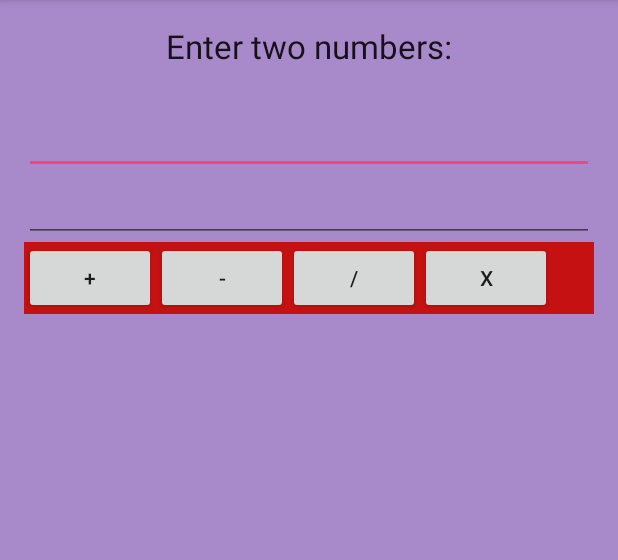
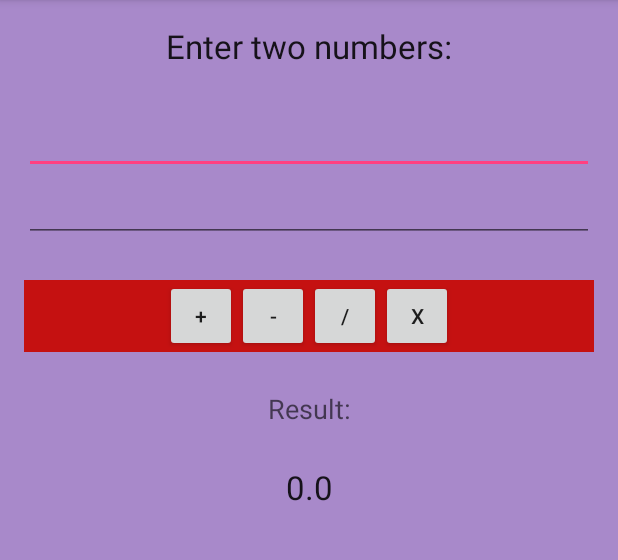
Before and after one commit to morganlutz/android-practice, an Android app: the screen it shows after launch (MainActivity), on a phone screen of 412 x 824 dp, the part 84-644 px from its top. Run offline under Robolectric (Android 15) with nearby library versions, the phone set to English and light mode, and no system bars.

Commit message:
finalize basic layout

```diff
--- a/Calculator/app/src/main/res/layout/content_main.xml
+++ b/Calculator/app/src/main/res/layout/content_main.xml
@@ -1,71 +1,103 @@
 <?xml version="1.0" encoding="utf-8"?>
 <LinearLayout xmlns:android="http://schemas.android.com/apk/res/android"
+    xmlns:app="http://schemas.android.com/apk/res-auto"
     xmlns:tools="http://schemas.android.com/tools"
-    xmlns:app="http://schemas.android.com/apk/res-auto" android:layout_width="match_parent"
-    android:layout_height="match_parent" android:paddingLeft="@dimen/activity_horizontal_margin"
+    android:layout_width="match_parent"
+    android:layout_height="match_parent"
+    android:background="#a889ca"
+    android:orientation="vertical"
+    android:paddingBottom="@dimen/activity_vertical_margin"
+    android:paddingLeft="@dimen/activity_horizontal_margin"
     android:paddingRight="@dimen/activity_horizontal_margin"
     android:paddingTop="@dimen/activity_vertical_margin"
-    android:paddingBottom="@dimen/activity_vertical_margin"
     app:layout_behavior="@string/appbar_scrolling_view_behavior"
-    tools:showIn="@layout/activity_main" tools:context=".MainActivity"
-    android:background="#a889ca"
-    android:orientation="vertical">
+    tools:context=".MainActivity"
+    tools:showIn="@layout/activity_main">
 
 
     <TextView
+        android:id="@+id/textView"
         android:layout_width="match_parent"
         android:layout_height="wrap_content"
-        android:textAppearance="?android:attr/textAppearanceLarge"
-        android:text="Enter two numbers:"
         android:gravity="center"
-        android:id="@+id/textView" />
+        android:text="@string/help_instructions"
+        android:textAppearance="?android:attr/textAppearanceLarge" />
 
     <EditText
-        android:layout_width="match_parent"
-        android:layout_height="wrap_content"
-        android:inputType="numberDecimal"
-        android:ems="10"
         android:id="@+id/editText"
-        android:layout_gravity="center_horizontal"
-        android:layout_marginTop="25dp" />
-
-    <EditText
-        android:layout_width="match_parent"
-        android:layout_height="wrap_content"
-        android:inputType="numberDecimal"
-        android:ems="10"
-        android:id="@+id/editText2"
-        android:layout_gravity="center_horizontal" />
-
-    <LinearLayout
-        android:orientation="horizontal"
         android:layout_width="match_parent"
         android:layout_height="wrap_content"
         android:layout_gravity="center_horizontal"
-        android:background="#c51111">
+        android:layout_marginTop="25dp"
+        android:ems="10"
+        android:inputType="numberDecimal" />
+
+    <EditText
+        android:id="@+id/editText2"
+        android:layout_width="match_parent"
+        android:layout_height="wrap_content"
+        android:layout_gravity="center_horizontal"
+        android:ems="10"
+        android:inputType="numberDecimal" />
+
+    <LinearLayout
+        android:layout_width="match_parent"
+        android:layout_height="wrap_content"
+        android:layout_gravity="center_horizontal"
+        android:layout_marginTop="25dp"
+        android:background="#c51111"
+        android:orientation="horizontal"
+        android:gravity="center_horizontal">
 
         <Button
+            android:id="@+id/button"
+            style="?android:attr/buttonStyleSmall"
             android:layout_width="wrap_content"
             android:layout_height="wrap_content"
-            android:text="+"
-            android:id="@+id/button" />
+            android:text="+" />
 
         <Button
+            android:id="@+id/button4"
+            style="?android:attr/buttonStyleSmall"
             android:layout_width="wrap_content"
             android:layout_height="wrap_content"
-            android:text="-"
-            android:id="@+id/button4" />
+            android:text="-" />
+
 
         <Button
+            android:id="@+id/button2"
+            style="?android:attr/buttonStyleSmall"
             android:layout_width="wrap_content"
             android:layout_height="wrap_content"
-            android:text="/"
-            android:id="@+id/button2" />
+            android:text="/" />
+
 
         <Button
+            android:id="@+id/button3"
+            style="?android:attr/buttonStyleSmall"
             android:layout_width="wrap_content"
             android:layout_height="wrap_content"
-            android:text="x"
-            android:id="@+id/button3" />
+            android:text="x" />
+
     </LinearLayout>
+
+    <TextView
+        android:id="@+id/textView2"
+        android:layout_width="match_parent"
+        android:layout_height="wrap_content"
+        android:layout_gravity="center_horizontal"
+        android:layout_marginTop="25dp"
+        android:gravity="center_horizontal"
+        android:text="@string/result"
+        android:textAppearance="?android:attr/textAppearanceMedium" />
+
+    <TextView
+        android:id="@+id/textView3"
+        android:layout_width="match_parent"
+        android:layout_height="wrap_content"
+        android:layout_gravity="center_horizontal"
+        android:layout_marginTop="25dp"
+        android:gravity="center_horizontal"
+        android:text="0.0"
+        android:textAppearance="?android:attr/textAppearanceLarge" />
 </LinearLayout>
--- a/Calculator/app/src/main/res/values/strings.xml
+++ b/Calculator/app/src/main/res/values/strings.xml
@@ -1,4 +1,6 @@
 <resources>
     <string name="app_name">Calculator</string>
     <string name="action_settings">Settings</string>
+    <string name="help_instructions">Enter two numbers:</string>
+    <string name="result">Result:</string>
 </resources>
```
